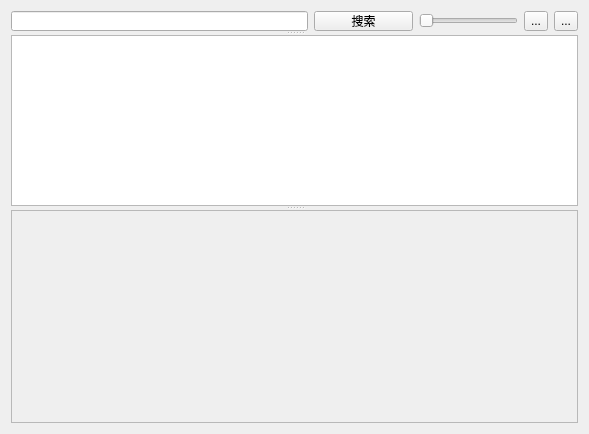
Above: res/UI/CenterWidget.ui from OneLight-Develop-Team/Zeus before the change. Below: the same form after it.
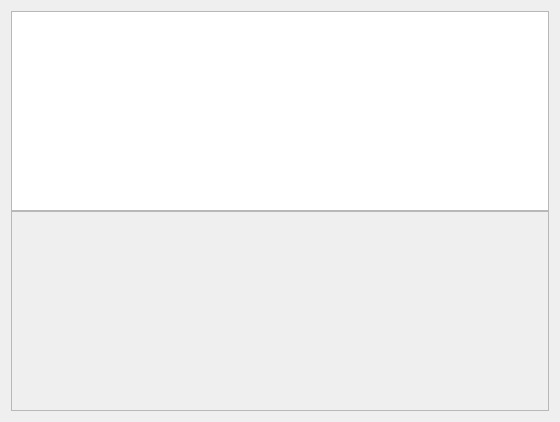
That is the form after the change.

What changed in the file:
```diff
--- a/res/UI/CenterWidget.ui
+++ b/res/UI/CenterWidget.ui
@@ -6,15 +6,21 @@
    <rect>
     <x>0</x>
     <y>0</y>
-    <width>589</width>
-    <height>434</height>
+    <width>560</width>
+    <height>422</height>
    </rect>
   </property>
   <property name="windowTitle">
    <string>Form</string>
   </property>
-  <layout class="QGridLayout" name="gridLayout_2">
+  <layout class="QGridLayout" name="gridLayout">
+   <property name="verticalSpacing">
+    <number>0</number>
+   </property>
    <item row="0" column="0">
+    <widget class="QWidget" name="widget_2" native="true"/>
+   </item>
+   <item row="2" column="0">
     <widget class="QSplitter" name="splitter">
      <property name="orientation">
       <enum>Qt::Vertical</enum>
@@ -22,104 +28,6 @@
      <property name="childrenCollapsible">
       <bool>true</bool>
      </property>
-     <widget class="QWidget" name="widget_2" native="true">
-      <property name="maximumSize">
-       <size>
-        <width>16777215</width>
-        <height>20</height>
-       </size>
-      </property>
-      <layout class="QHBoxLayout" name="horizontalLayout" stretch="3,1,1,0,0">
-       <property name="leftMargin">
-        <number>0</number>
-       </property>
-       <property name="topMargin">
-        <number>0</number>
-       </property>
-       <property name="rightMargin">
-        <number>0</number>
-       </property>
-       <property name="bottomMargin">
-        <number>0</number>
-       </property>
-       <item>
-        <widget class="QLineEdit" name="lineEdit">
-         <property name="maximumSize">
-          <size>
-           <width>16777215</width>
-           <height>30</height>
-          </size>
-         </property>
-        </widget>
-       </item>
-       <item>
-        <widget class="QPushButton" name="pushButton">
-         <property name="text">
-          <string>搜索</string>
-         </property>
-        </widget>
-       </item>
-       <item>
-        <widget class="QSlider" name="horizontalSlider">
-         <property name="orientation">
-          <enum>Qt::Horizontal</enum>
-         </property>
-         <property name="tickPosition">
-          <enum>QSlider::NoTicks</enum>
-         </property>
-        </widget>
-       </item>
-       <item>
-        <widget class="QToolButton" name="toolButton">
-         <property name="text">
-          <string>...</string>
-         </property>
-        </widget>
-       </item>
-       <item>
-        <widget class="QToolButton" name="toolButton_2">
-         <property name="text">
-          <string>...</string>
-         </property>
-        </widget>
-       </item>
-      </layout>
-     </widget>
-     <widget class="QTableWidget" name="tableWidget">
-      <property name="layoutDirection">
-       <enum>Qt::LeftToRight</enum>
-      </property>
-      <property name="autoFillBackground">
-       <bool>true</bool>
-      </property>
-      <property name="sizeAdjustPolicy">
-       <enum>QAbstractScrollArea::AdjustToContents</enum>
-      </property>
-      <property name="editTriggers">
-       <set>QAbstractItemView::NoEditTriggers</set>
-      </property>
-      <property name="selectionMode">
-       <enum>QAbstractItemView::NoSelection</enum>
-      </property>
-      <property name="textElideMode">
-       <enum>Qt::ElideMiddle</enum>
-      </property>
-      <property name="showGrid">
-       <bool>false</bool>
-      </property>
-      <property name="gridStyle">
-       <enum>Qt::SolidLine</enum>
-      </property>
-      <attribute name="horizontalHeaderVisible">
-       <bool>false</bool>
-      </attribute>
-      <attribute name="verticalHeaderVisible">
-       <bool>false</bool>
-      </attribute>
-      <attribute name="verticalHeaderCascadingSectionResizes">
-       <bool>true</bool>
-      </attribute>
-     </widget>
      <widget class="QScrollArea" name="scrollArea">
       <property name="widgetResizable">
        <bool>true</bool>
@@ -129,19 +37,51 @@
         <rect>
          <x>0</x>
          <y>0</y>
-         <width>569</width>
-         <height>234</height>
+         <width>540</width>
+         <height>195</height>
         </rect>
        </property>
-       <layout class="QGridLayout" name="gridLayout">
-        <item row="0" column="0">
-         <widget class="QWidget" name="widget" native="true"/>
+       <layout class="QVBoxLayout" name="verticalLayout">
+        <property name="leftMargin">
+         <number>0</number>
+        </property>
+        <property name="topMargin">
+         <number>0</number>
+        </property>
+        <property name="rightMargin">
+         <number>0</number>
+        </property>
+        <property name="bottomMargin">
+         <number>0</number>
+        </property>
+        <item>
+         <widget class="QWidget" name="widget" native="true">
+          <property name="sizePolicy">
+           <sizepolicy hsizetype="Expanding" vsizetype="Expanding">
+            <horstretch>0</horstretch>
+            <verstretch>0</verstretch>
+           </sizepolicy>
+          </property>
+         </widget>
         </item>
        </layout>
       </widget>
      </widget>
     </widget>
    </item>
+   <item row="1" column="0">
+    <widget class="QTableWidget" name="tableWidget">
+     <property name="editTriggers">
+      <set>QAbstractItemView::AnyKeyPressed|QAbstractItemView::EditKeyPressed</set>
+     </property>
+     <attribute name="horizontalHeaderVisible">
+      <bool>false</bool>
+     </attribute>
+     <attribute name="verticalHeaderVisible">
+      <bool>false</bool>
+     </attribute>
+    </widget>
+   </item>
   </layout>
  </widget>
  <resources/>
```
